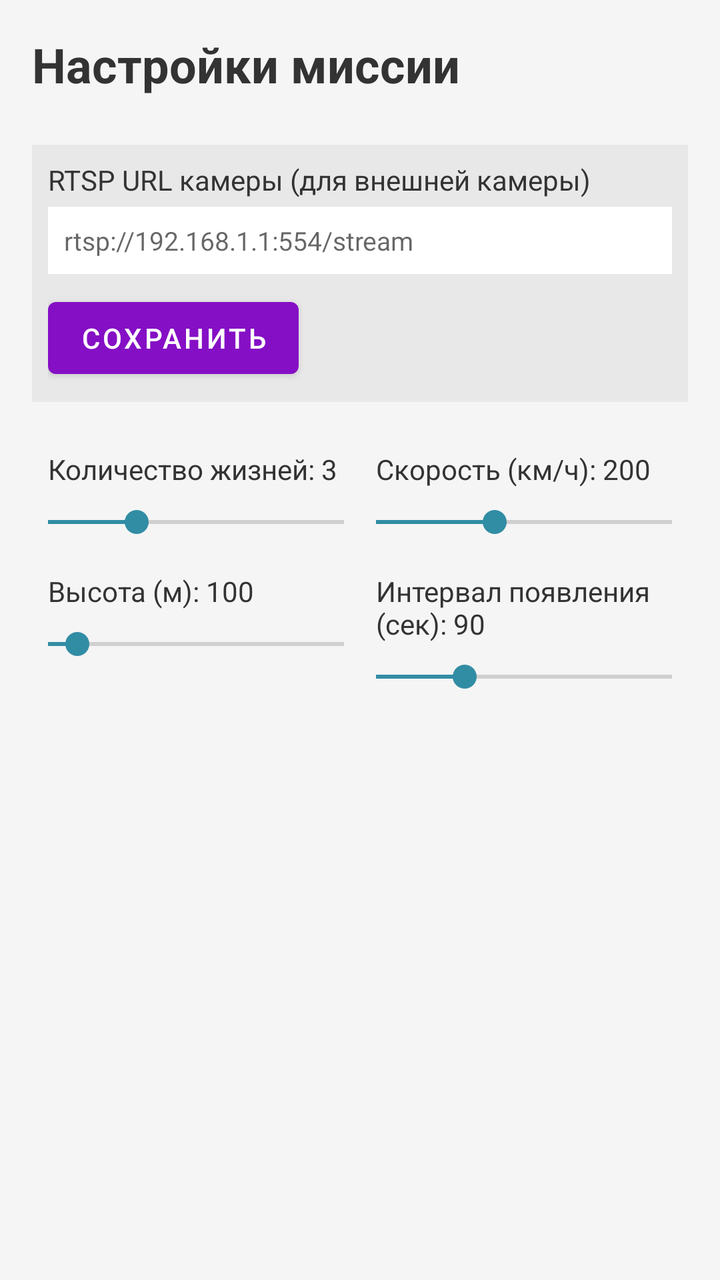
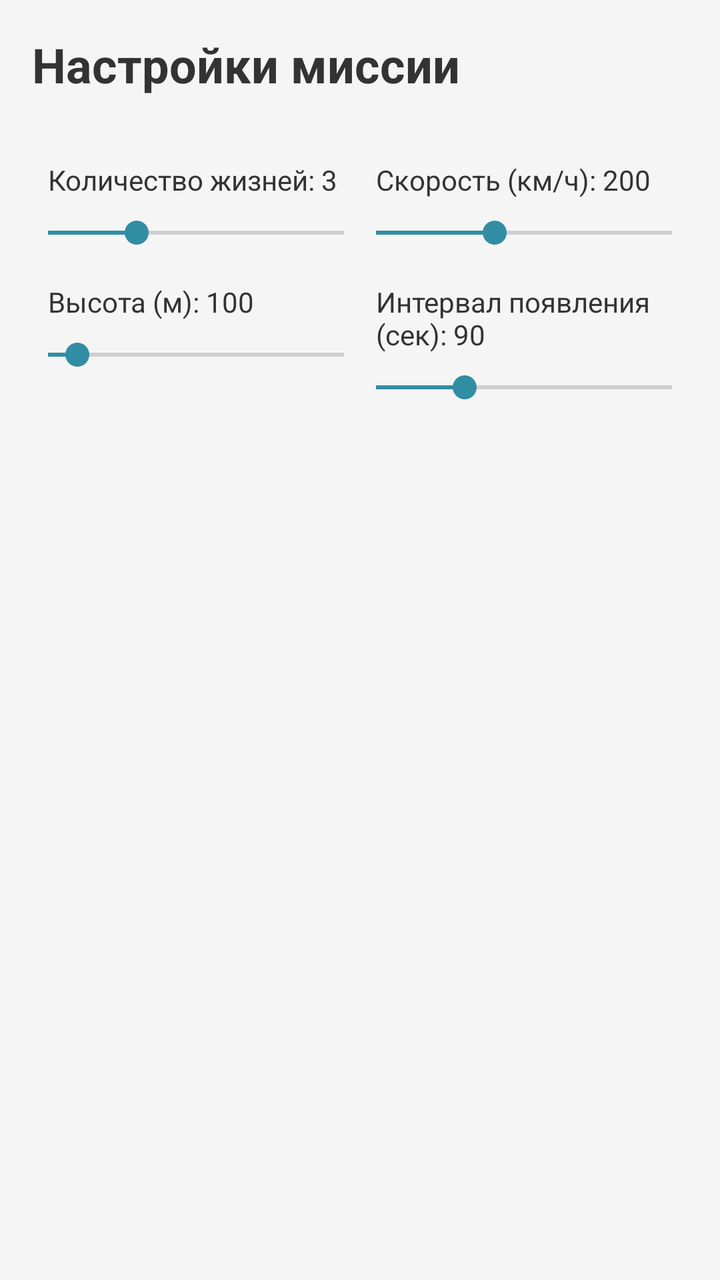

The first picture is an Android layout as it rendered before a commit; the second is the same layout after the commit. The layout source and the unified diff follow.
<!-- AndroidManifest.xml: application theme Theme.BerezaNet -->
<!-- res/layout/fragment_mission_settings.xml -->
<?xml version="1.0" encoding="utf-8"?>
<LinearLayout xmlns:android="http://schemas.android.com/apk/res/android"
    android:layout_width="match_parent"
    android:layout_height="match_parent"
    android:orientation="vertical"
    android:padding="16dp"
    android:background="#F5F5F5">

    <TextView
        android:layout_width="wrap_content"
        android:layout_height="wrap_content"
        android:text="Настройки миссии"
        android:textSize="24sp"
        android:textStyle="bold"
        android:layout_marginBottom="24dp"
        android:textColor="#333333"/>

    <LinearLayout
        android:layout_width="match_parent"
        android:layout_height="wrap_content"
        android:orientation="vertical"
        android:padding="8dp"
        android:layout_marginBottom="16dp"
        android:background="#E8E8E8">

        <TextView
            android:layout_width="wrap_content"
            android:layout_height="wrap_content"
            android:text="RTSP URL камеры (для внешней камеры)"
            android:textSize="14sp"
            android:textColor="#333333"
            android:layout_marginBottom="4dp"/>

        <EditText
            android:id="@+id/et_rtsp_url"
            android:layout_width="match_parent"
            android:layout_height="wrap_content"
            android:hint="rtsp://192.168.1.1:554/stream"
            android:inputType="textUri"
            android:textSize="13sp"
            android:textColor="#111111"
            android:background="#FFFFFF"
            android:padding="8dp"
            android:singleLine="true"/>

        <Button
            android:id="@+id/btn_save_rtsp"
            android:layout_width="wrap_content"
            android:layout_height="wrap_content"
            android:text="Сохранить"
            android:layout_marginTop="8dp"/>

    </LinearLayout>

    <GridLayout
        android:layout_width="match_parent"
        android:layout_height="wrap_content"
        android:columnCount="2"
        android:alignmentMode="alignMargins"
        android:columnOrderPreserved="false">

        
        <LinearLayout
            android:layout_width="0dp"
            android:layout_height="wrap_content"
            android:layout_columnWeight="1"
            android:orientation="vertical"
            android:padding="8dp">

            <TextView
                android:id="@+id/tv_lives_label"
                android:layout_width="wrap_content"
                android:layout_height="wrap_content"
                android:text="Количество жизней: 3"
                android:textSize="14sp"
                android:textColor="#333333"/>

            <SeekBar
                android:id="@+id/sb_lives"
                android:layout_width="match_parent"
                android:layout_height="wrap_content"
                android:max="10"
                android:progress="3"
                android:paddingStart="0dp"
                android:paddingEnd="0dp"
                android:layout_marginTop="8dp"/>
        </LinearLayout>

        
        <LinearLayout
            android:layout_width="0dp"
            android:layout_height="wrap_content"
            android:layout_columnWeight="1"
            android:orientation="vertical"
            android:padding="8dp">

            <TextView
                android:id="@+id/tv_speed_label"
                android:layout_width="wrap_content"
                android:layout_height="wrap_content"
                android:text="Скорость (км/ч): 200"
                android:textSize="14sp"
                android:textColor="#333333"/>

            <SeekBar
                android:id="@+id/sb_speed"
                android:layout_width="match_parent"
                android:layout_height="wrap_content"
                android:max="500"
                android:progress="200"
                android:paddingStart="0dp"
                android:paddingEnd="0dp"
                android:layout_marginTop="8dp"/>
        </LinearLayout>

        
        <LinearLayout
            android:layout_width="0dp"
            android:layout_height="wrap_content"
            android:layout_columnWeight="1"
            android:orientation="vertical"
            android:padding="8dp">

            <TextView
                android:id="@+id/tv_altitude_label"
                android:layout_width="wrap_content"
                android:layout_height="wrap_content"
                android:text="Высота (м): 100"
                android:textSize="14sp"
                android:textColor="#333333"/>

            <SeekBar
                android:id="@+id/sb_altitude"
                android:layout_width="match_parent"
                android:layout_height="wrap_content"
                android:max="1000"
                android:progress="100"
                android:paddingStart="0dp"
                android:paddingEnd="0dp"
                android:layout_marginTop="8dp"/>
        </LinearLayout>

        
        <LinearLayout
            android:layout_width="0dp"
            android:layout_height="wrap_content"
            android:layout_columnWeight="1"
            android:orientation="vertical"
            android:padding="8dp">

            <TextView
                android:id="@+id/tv_spawn_interval_label"
                android:layout_width="wrap_content"
                android:layout_height="wrap_content"
                android:text="Интервал появления (сек): 90"
                android:textSize="14sp"
                android:textColor="#333333"/>

            <SeekBar
                android:id="@+id/sb_spawn_interval"
                android:layout_width="match_parent"
                android:layout_height="wrap_content"
                android:max="300"
                android:progress="90"
                android:paddingStart="0dp"
                android:paddingEnd="0dp"
                android:layout_marginTop="8dp"/>
        </LinearLayout>
    </GridLayout>

</LinearLayout>
<!-- resources referenced by this layout -->
<resources>
  <style name="Theme.BerezaNet" parent="Theme.MaterialComponents.DayNight.NoActionBar">
      
      <item name="colorPrimary">@color/purple_500</item>
      <item name="colorPrimaryVariant">@color/purple_700</item>
      <item name="colorOnPrimary">@color/white</item>
  
      
      <item name="colorSecondary">@color/teal_200</item>
      <item name="colorSecondaryVariant">@color/teal_700</item>
      <item name="colorOnSecondary">@color/black</item>
  
      
      <item name="colorSurface">@color/white</item>
      <item name="colorOnSurface">@color/black</item>
  
      
      <item name="colorPrimaryContainer">@color/purple_500</item>
      <item name="colorOnPrimaryContainer">@color/purple_700</item>
  
      
      <item name="colorError">@color/red</item>
      <item name="colorOnError">@color/white</item>
  
      
      <item name="textAppearanceHeadline6">@style/TextAppearance.MaterialComponents.Headline6</item>
      <item name="textAppearanceSubtitle2">@style/TextAppearance.MaterialComponents.Subtitle2</item>
      <item name="textAppearanceCaption">@style/TextAppearance.MaterialComponents.Caption</item>
  
      
      <item name="dividerColor">@color/divider</item>
  
      <item name="android:statusBarColor">?attr/colorPrimaryVariant</item>
  </style>
  <color name="purple_500">#850FC5</color>
  <color name="purple_700">#A01A93</color>
  <color name="white">#FFFFFF</color>
  <color name="teal_200">#318DA4</color>
  <color name="teal_700">#3BC3D1</color>
  <color name="black">#000000</color>
  <color name="red">#FF0000</color>
  <color name="divider">#1F000000</color>
</resources>

<!-- the commit's change to res/layout/fragment_mission_settings.xml (unified diff, before → after) -->
@@ -15,42 +15,6 @@
         android:layout_marginBottom="24dp"
         android:textColor="#333333"/>
 
-    <LinearLayout
-        android:layout_width="match_parent"
-        android:layout_height="wrap_content"
-        android:orientation="vertical"
-        android:padding="8dp"
-        android:layout_marginBottom="16dp"
-        android:background="#E8E8E8">
-
-        <TextView
-            android:layout_width="wrap_content"
-            android:layout_height="wrap_content"
-            android:text="RTSP URL камеры (для внешней камеры)"
-            android:textSize="14sp"
-            android:textColor="#333333"
-            android:layout_marginBottom="4dp"/>
-
-        <EditText
-            android:id="@+id/et_rtsp_url"
-            android:layout_width="match_parent"
-            android:layout_height="wrap_content"
-            android:hint="rtsp://192.168.1.1:554/stream"
-            android:inputType="textUri"
-            android:textSize="13sp"
-            android:textColor="#111111"
-            android:background="#FFFFFF"
-            android:padding="8dp"
-            android:singleLine="true"/>
-
-        <Button
-            android:id="@+id/btn_save_rtsp"
-            android:layout_width="wrap_content"
-            android:layout_height="wrap_content"
-            android:text="Сохранить"
-            android:layout_marginTop="8dp"/>
-
-    </LinearLayout>
 
     <GridLayout
         android:layout_width="match_parent"
